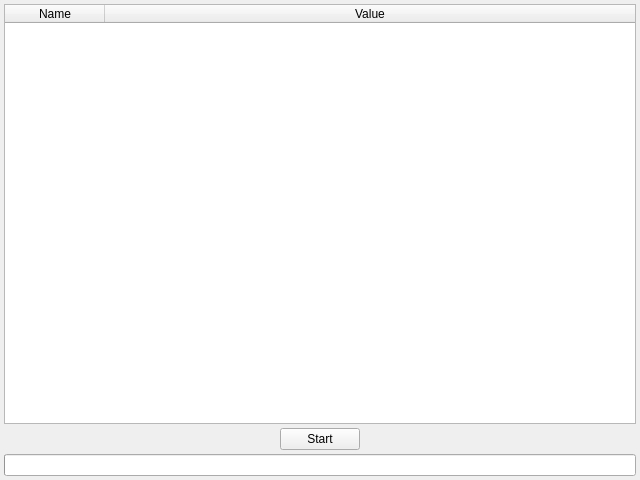
This is src/main/mainwindow.ui in Gris87/OptimalList as Qt 5 draws it before an edit. The edited form follows.
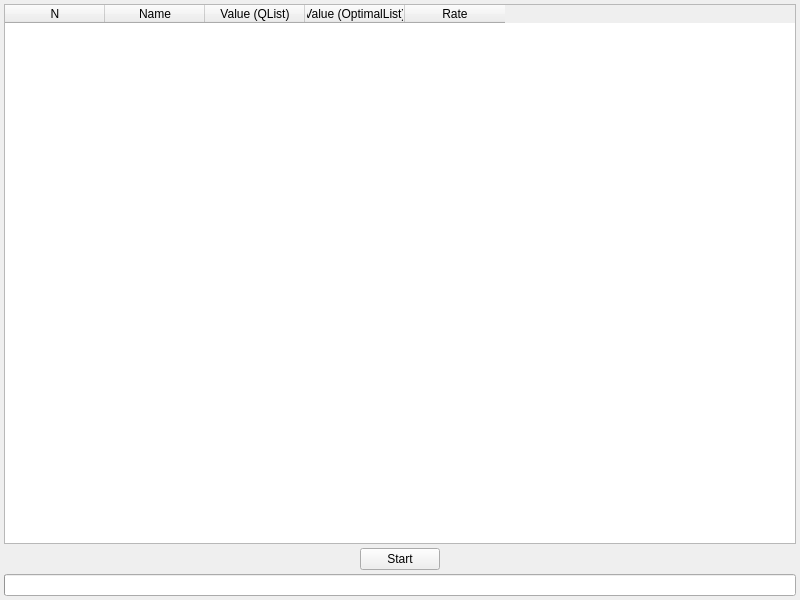
This is the edited form. Custom widgets are drawn as their Qt base class.

Diff of the .ui file:
```diff
--- a/src/main/mainwindow.ui
+++ b/src/main/mainwindow.ui
@@ -6,8 +6,8 @@
    <rect>
     <x>0</x>
     <y>0</y>
-    <width>640</width>
-    <height>480</height>
+    <width>800</width>
+    <height>600</height>
    </rect>
   </property>
   <property name="windowTitle">
@@ -22,13 +22,12 @@
      <number>4</number>
     </property>
     <item>
-     <widget class="QTableWidget" name="testsTableWidget">
-      <property name="editTriggers">
-       <set>QAbstractItemView::NoEditTriggers</set>
-      </property>
-      <attribute name="horizontalHeaderStretchLastSection">
-       <bool>true</bool>
-      </attribute>
+     <widget class="CopyableTable" name="testsTableWidget">
+      <column>
+       <property name="text">
+        <string>N</string>
+       </property>
+      </column>
       <column>
        <property name="text">
         <string>Name</string>
@@ -36,7 +35,17 @@
       </column>
       <column>
        <property name="text">
-        <string>Value</string>
+        <string>Value (QList)</string>
+       </property>
+      </column>
+      <column>
+       <property name="text">
+        <string>Value (OptimalList)</string>
+       </property>
+      </column>
+      <column>
+       <property name="text">
+        <string>Rate</string>
        </property>
       </column>
      </widget>
@@ -92,6 +101,13 @@
   </widget>
  </widget>
  <layoutdefault spacing="6" margin="11"/>
+ <customwidgets>
+  <customwidget>
+   <class>CopyableTable</class>
+   <extends>QTableWidget</extends>
+   <header>src/widgets/copyabletable.h</header>
+  </customwidget>
+ </customwidgets>
  <resources/>
  <connections/>
 </ui>
```
